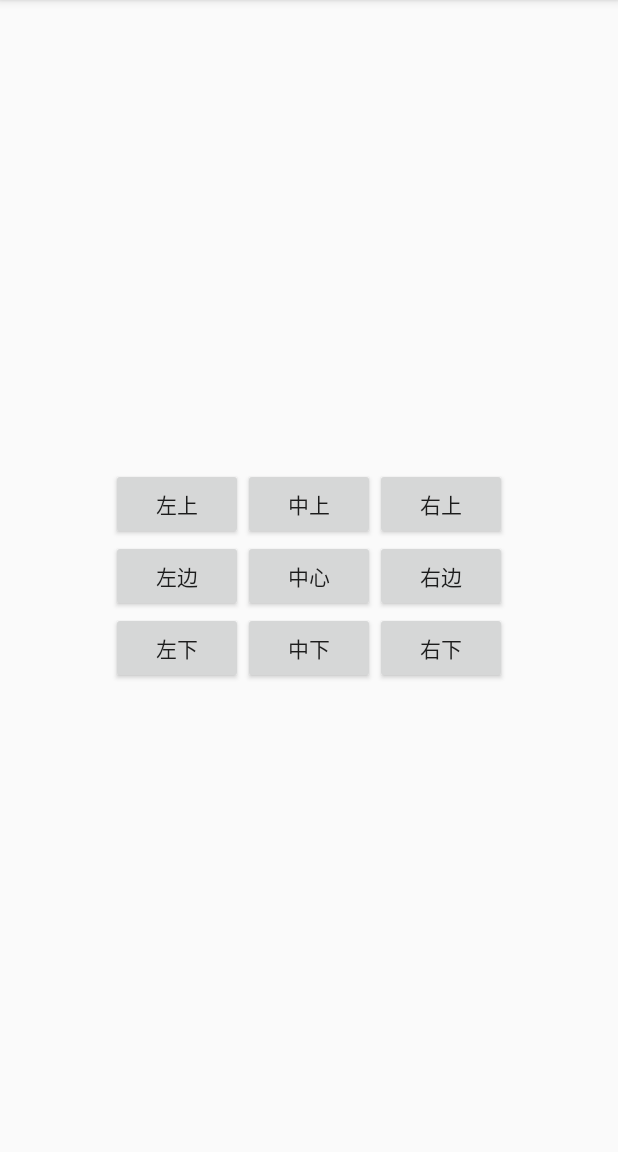
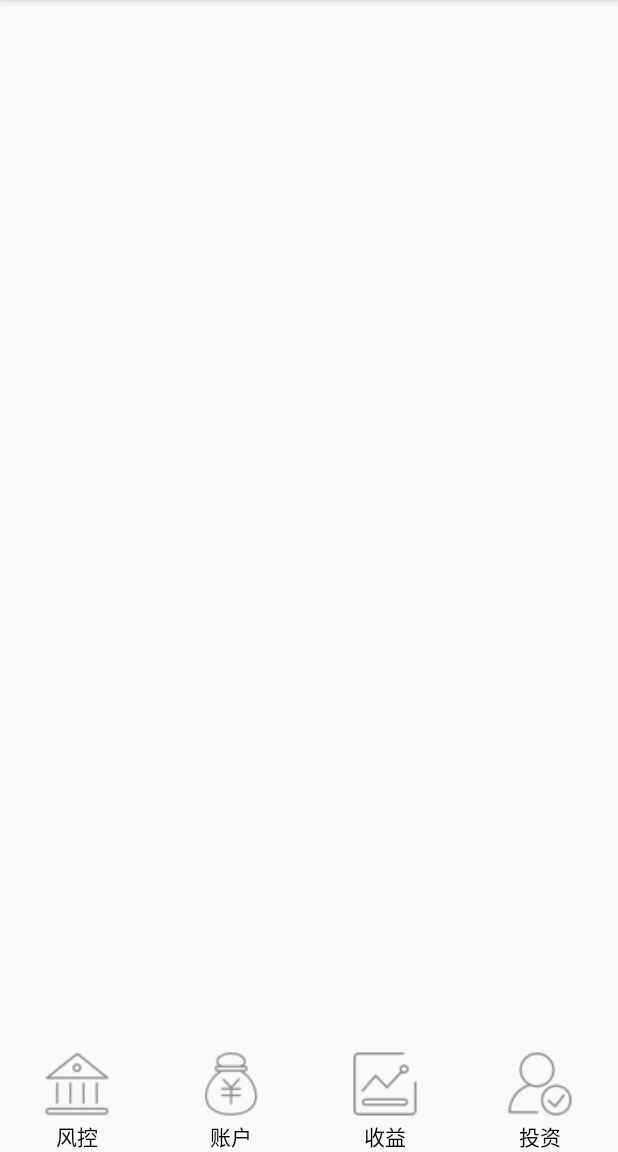
Before and after one commit to ataraxia82/AndroidDemo, an Android app: the screen it shows after launch (MainActivity), on a phone screen of 412 x 824 dp, the part 84-1236 px from its top. Run offline under Robolectric (Android 15) with nearby library versions, the phone set to English and light mode, and no system bars.

Commit message:
icon替换 导航条demo

```diff
--- a/app/src/main/res/layout/activity_main.xml
+++ b/app/src/main/res/layout/activity_main.xml
@@ -1,71 +1,55 @@
 <?xml version="1.0" encoding="utf-8"?>
-<RelativeLayout xmlns:android="http://schemas.android.com/apk/res/android"
+<LinearLayout xmlns:android="http://schemas.android.com/apk/res/android"
     xmlns:tools="http://schemas.android.com/tools"
     android:layout_width="match_parent"
     android:layout_height="match_parent"
     android:orientation="vertical"
     tools:context="com.example.cn.androiddemo.MainActivity">
 
-    <Button
-        android:text="中心"
-        android:id="@+id/btn_center"
-        android:layout_centerInParent="true"
-        android:layout_width="wrap_content"
-        android:layout_height="wrap_content" />
+    <ListView
+        android:layout_weight="1"
+        android:layout_width="match_parent"
+        android:layout_height="0dp" />
 
-    <Button
-        android:text="中上"
-        android:layout_alignLeft="@id/btn_center"
-        android:layout_above="@id/btn_center"
-        android:layout_width="wrap_content"
-        android:layout_height="wrap_content" />
+    <LinearLayout
+        android:orientation="horizontal"
+        android:layout_width="match_parent"
+        android:layout_height="wrap_content">
 
-    <Button
-        android:text="左上"
-        android:layout_toLeftOf="@id/btn_center"
-        android:layout_above="@id/btn_center"
-        android:layout_width="wrap_content"
-        android:layout_height="wrap_content" />
+        <RadioButton
+            android:button="@null"
+            android:text="风控"
+            android:gravity="center_horizontal"
+            android:drawableTop="@drawable/gray01"
+            android:layout_width="0dp"
+            android:layout_weight="1"
+            android:layout_height="wrap_content" />
 
-    <Button
-        android:text="右上"
-        android:layout_toRightOf="@id/btn_center"
-        android:layout_above="@id/btn_center"
-        android:layout_width="wrap_content"
-        android:layout_height="wrap_content" />
+        <RadioButton
+            android:button="@null"
+            android:text="账户"
+            android:gravity="center_horizontal"
+            android:drawableTop="@drawable/gray02"
+            android:layout_width="0dp"
+            android:layout_weight="1"
+            android:layout_height="wrap_content" />
 
-    <Button
-        android:text="左边"
-        android:layout_alignTop="@id/btn_center"
-        android:layout_toLeftOf="@id/btn_center"
-        android:layout_width="wrap_content"
-        android:layout_height="wrap_content" />
+        <RadioButton
+            android:button="@null"
+            android:text="收益"
+            android:gravity="center_horizontal"
+            android:drawableTop="@drawable/gray03"
+            android:layout_width="0dp"
+            android:layout_weight="1"
+            android:layout_height="wrap_content" />
 
-    <Button
-        android:text="左下"
-        android:layout_below="@id/btn_center"
-        android:layout_toLeftOf="@id/btn_center"
-        android:layout_width="wrap_content"
-        android:layout_height="wrap_content" />
-
-    <Button
-        android:text="右边"
-        android:layout_alignTop="@id/btn_center"
-        android:layout_toRightOf="@id/btn_center"
-        android:layout_width="wrap_content"
-        android:layout_height="wrap_content" />
-
-    <Button
-        android:text="中下"
-        android:layout_alignLeft="@id/btn_center"
-        android:layout_below="@id/btn_center"
-        android:layout_width="wrap_content"
-        android:layout_height="wrap_content" />
-
-    <Button
-        android:text="右下"
-        android:layout_toRightOf="@id/btn_center"
-        android:layout_below="@id/btn_center"
-        android:layout_width="wrap_content"
-        android:layout_height="wrap_content" />
-</RelativeLayout>
+        <RadioButton
+            android:button="@null"
+            android:text="投资"
+            android:gravity="center_horizontal"
+            android:drawableTop="@drawable/gray04"
+            android:layout_width="0dp"
+            android:layout_weight="1"
+            android:layout_height="wrap_content" />
+    </LinearLayout>
+</LinearLayout>
```
Also changed, not shown: app/src/main/res/drawable/blue01.png, app/src/main/res/drawable/blue02.png, app/src/main/res/drawable/blue03.png, app/src/main/res/drawable/blue04.png, app/src/main/res/drawable/gray01.png, app/src/main/res/drawable/gray02.png, app/src/main/res/drawable/gray03.png, app/src/main/res/drawable/gray04.png.
